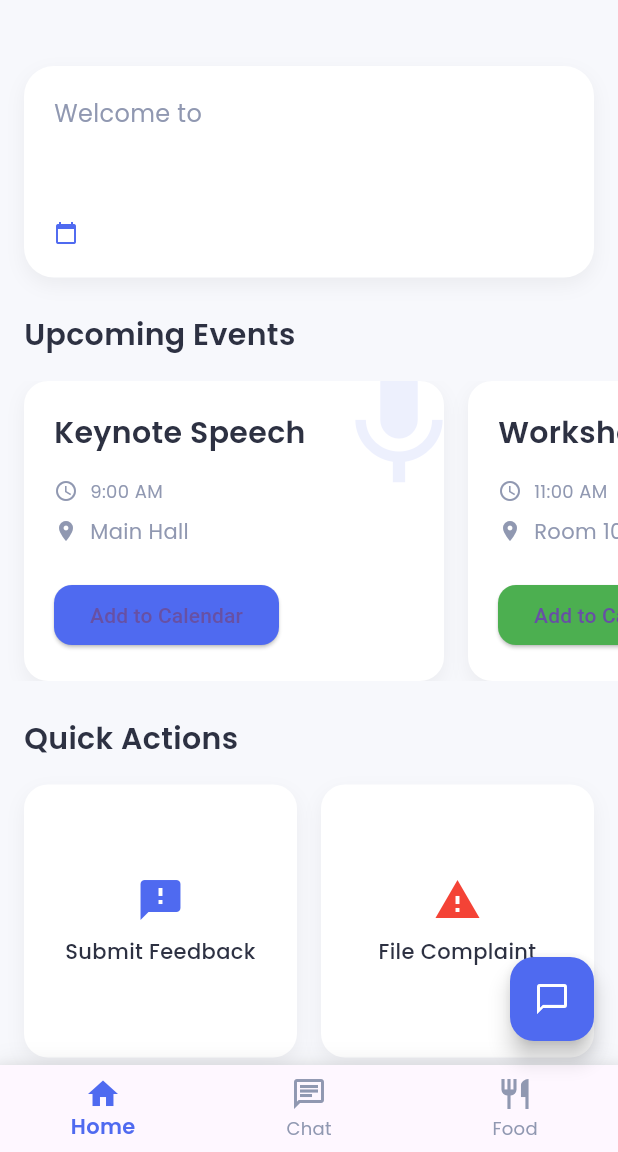
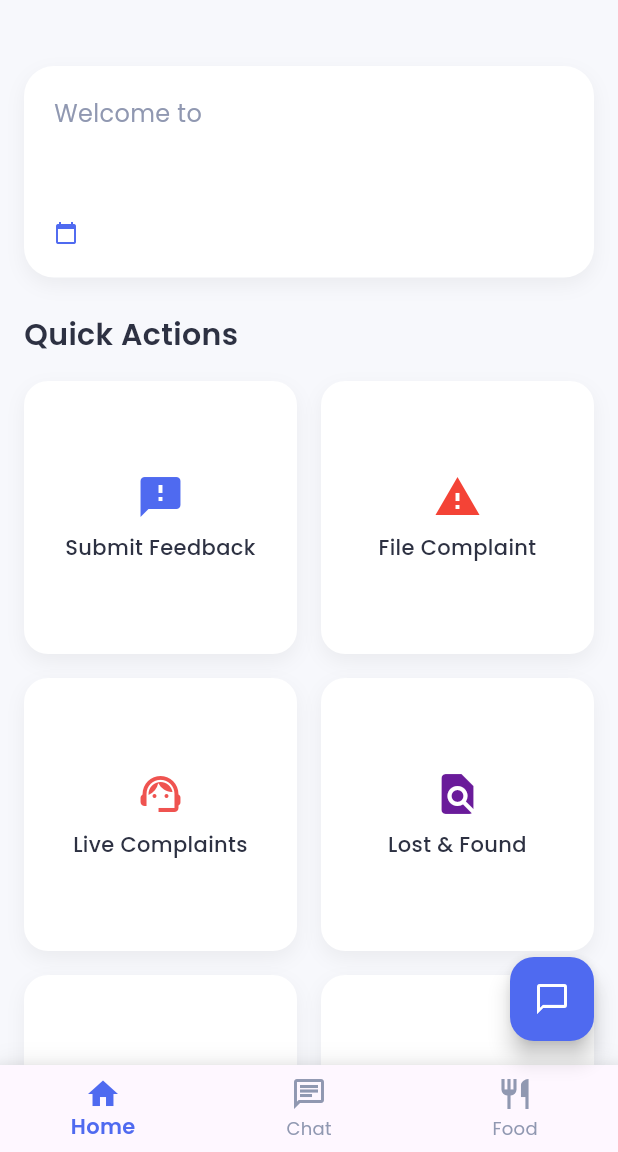
Before and after one commit to Harsh-Techie31/hackfest-seam, a Flutter app: the screen it shows once a user with an empty profile is signed in, on a phone screen of 412 x 824 dp, the part 84-1236 px from its top. Run offline on Flutter 3.47's test engine with Material 3 defaults, Android fonts, the light colour scheme and no system bars; our stand-ins replace cloud_firestore, firebase_auth, firebase_core, firebase_database, flutter_spinkit, google_fonts and 3 more; missing offline and left inert: animated_rating_stars; accounts and stored records are empty.

Commit message:
updated home screen

```diff
--- a/seam_app/lib/screens/home_screen.dart
+++ b/seam_app/lib/screens/home_screen.dart
@@ -293,9 +293,9 @@ class _HomeScreenState extends State<HomeScreen>
           SizedBox(height: 100),
           _buildHeroSection(),
           SizedBox(height: 24),
-          _buildUpcomingEvents(),
+          // _buildUpcomingEvents(),
 
-          SizedBox(height: 24),
+          // SizedBox(height: 24),
           // SizedBox(height: 24),
           _buildQuickActions(),
           SizedBox(height: 24),
```
